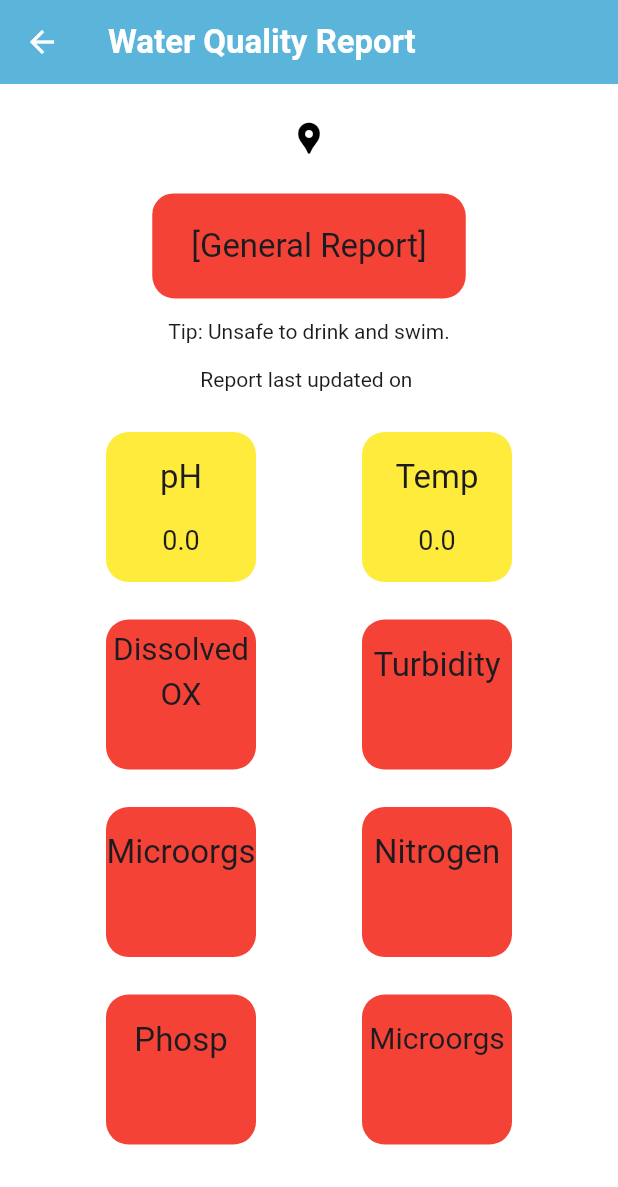
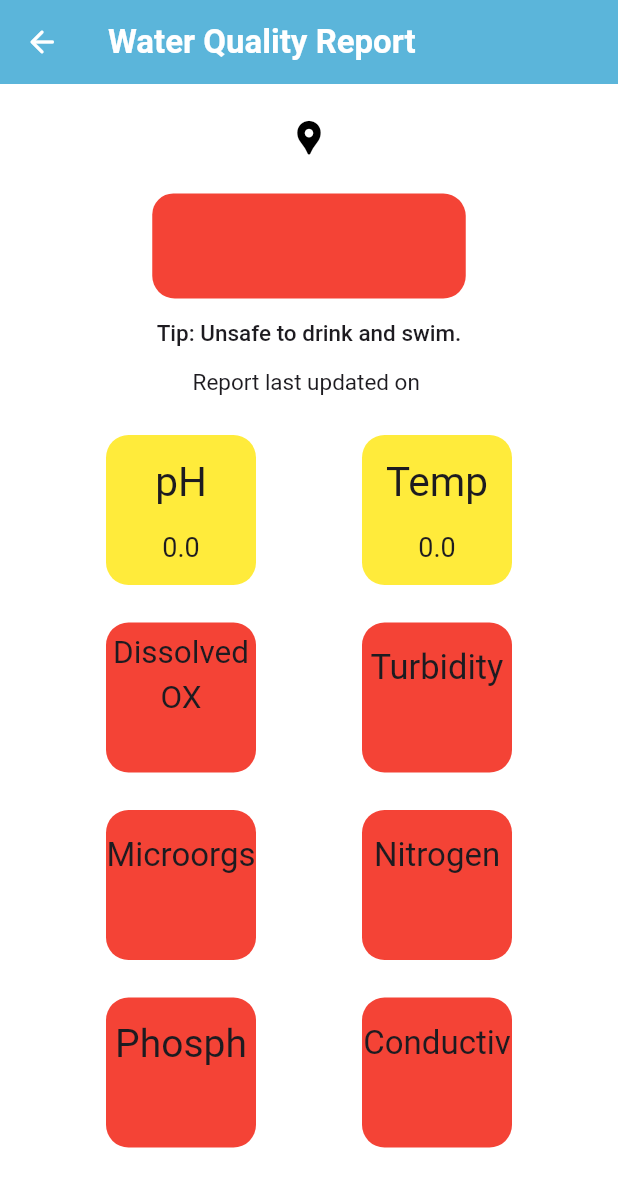
Before and after one commit to FEUP-LEIC-ES-2023-24/2LEIC03T3, a Flutter app: the WaterReportScreen screen opened directly with empty values, on a phone screen of 412 x 824 dp. Shown: the top 1187 px of the screen. Run offline on Flutter 3.47's test engine with Material 3 defaults, Android fonts, the phone set to English and light mode, and no system bars; our stand-ins replace cloud_firestore, firebase_core, google_maps_flutter, location; accounts and stored records are empty; Roboto replaces fonts that are missing (Poppins, Readex Pro).

Commit message:
updated parameters of water report + made minor design changes to report screen

```diff
--- a/lib/firebase_parse.dart
+++ b/lib/firebase_parse.dart
@@ -1,4 +1,5 @@
 import 'package:cloud_firestore/cloud_firestore.dart';
+import 'package:intl/intl.dart';
 
 class WaterResource {
   final String location;
@@ -13,6 +14,8 @@ class WaterResource {
   final bool potable;
   final String coordinates;
   final String date;
+  final String generalreport;
+  final String conductivity;
 
   WaterResource({
     required this.location,
@@ -27,7 +30,8 @@ class WaterResource {
     required this.potable,
     required this.coordinates,
     required this.date,
-
+    required this.generalreport,
+    required this.conductivity,
   });
 }
 
@@ -48,7 +52,9 @@ Future<List<WaterResource>> getAllWaterResources() async {
       swimmingSuitable: data['swimming_suitable'],
       potable: data['potable'],
       coordinates: data['coordinates'],
-      date: data['last_change'].toDate().toString(),
+      date: DateFormat('yyyy-MM-dd HH:mm:ss').format(data['last_change'].toDate()),
+      generalreport: data['general_report'],
+      conductivity: data['conductivity'],
     );
   }).toList();
 }
--- a/lib/mapSample.dart
+++ b/lib/mapSample.dart
@@ -67,6 +67,7 @@ class _MapPageState extends State<MapPage> {
                   color: Colors.white,
                   fontSize: 22,
                   fontWeight: FontWeight.w600,
+                  fontFamily: 'Poppins',
                 ),
               ),
               backgroundColor: const Color(0xFF5bb5da),
--- a/lib/screens/WaterReport.dart
+++ b/lib/screens/WaterReport.dart
@@ -52,7 +52,7 @@ class _WaterReportScreenState extends State<WaterReportScreen> {
           automaticallyImplyLeading: false,
           leading: IconButton(
             icon: const Icon(
-              Icons.arrow_back,
+              Icons.arrow_back_rounded,
               color: Colors.white,
               size: 24,
             ),
@@ -94,7 +94,7 @@ class _WaterReportScreenState extends State<WaterReportScreen> {
                         icon: const Icon(
                           Icons.location_pin,
                           color: Colors.black, // replace with your color
-                          size: 25,
+                          size: 27,
                         ),
                         onPressed: () {
                           print('IconButton pressed ...');
@@ -105,9 +105,9 @@ class _WaterReportScreenState extends State<WaterReportScreen> {
                       widget.resource.location,
                       style: const TextStyle(
                         fontFamily: 'Poppins',
-                        fontSize: 14,
+                        fontSize: 17,
                         letterSpacing: 0,
-                        fontWeight: FontWeight.w400,
+                        fontWeight: FontWeight.w600,
                       ),
                     ),
                   ],
@@ -133,15 +133,16 @@ class _WaterReportScreenState extends State<WaterReportScreen> {
                                 topRight: Radius.circular(15),
                               ),
                             ),
-                            child: const Align(
-                              alignment: AlignmentDirectional(0, 0),
+                            child: Align(
+                              alignment: const AlignmentDirectional(0, 0),
                               child: Text(
-                                '[General Report]',
+                                widget.resource.generalreport,
                                 textAlign: TextAlign.center,
-                                style: TextStyle(
+                                style: const TextStyle(
                                   fontFamily: 'Readex Pro',
-                                  fontSize: 22,
+                                  fontSize: 27,
                                   letterSpacing: 0,
+                                  fontWeight: FontWeight.w600,
                                 ),
                               ),
                             ),
@@ -151,8 +152,10 @@ class _WaterReportScreenState extends State<WaterReportScreen> {
                             child: Text(
                               'Tip: ${getTip(widget.resource)}',
                               style: const TextStyle(
-                                fontFamily: 'Readex Pro',
+                                fontFamily: 'Poppins',
                                 letterSpacing: 0,
+                                fontSize: 15,
+                                fontWeight: FontWeight.w500
                               ),
                             ),
                           ),
@@ -161,8 +164,9 @@ class _WaterReportScreenState extends State<WaterReportScreen> {
                             child: Text(
                               'Report last updated on ${widget.resource.date}',
                               style: const TextStyle(
-                                fontFamily: 'Readex Pro',
+                                fontFamily: 'Poppins',
                                 letterSpacing: 0,
+                                fontSize: 15,
                               ),
                             ),
                           ),
@@ -209,7 +213,7 @@ class _WaterReportScreenState extends State<WaterReportScreen> {
                                             'pH',
                                             style: TextStyle(
                                   fontFamily: 'Readex Pro',
-                                  fontSize: 22,
+                                  fontSize: 27,
                                   letterSpacing: 0,
                                 ),
                                           ),
@@ -253,7 +257,7 @@ class _WaterReportScreenState extends State<WaterReportScreen> {
                                             'Temp',
                                             style: TextStyle(
                                   fontFamily: 'Readex Pro',
-                                  fontSize: 22,
+                                  fontSize: 27,
                                   letterSpacing: 0,
                                 ),
                                           ),
@@ -351,7 +355,7 @@ class _WaterReportScreenState extends State<WaterReportScreen> {
                                             'Turbidity',
                                             style: TextStyle(
                                   fontFamily: 'Readex Pro',
-                                  fontSize: 22,
+                                  fontSize: 23,
                                   letterSpacing: 0,
                                 ),
                                           ),
@@ -499,10 +503,10 @@ class _WaterReportScreenState extends State<WaterReportScreen> {
                                             alignment:
                                                 AlignmentDirectional(0, -1),
                                             child: Text(
-                                            'Phosp',
+                                            'Phosph',
                                             style: TextStyle(
                                   fontFamily: 'Readex Pro',
-                                  fontSize: 22,
+                                  fontSize: 26,
                                   letterSpacing: 0,
                                 ),
                                           ),
@@ -525,7 +529,7 @@ class _WaterReportScreenState extends State<WaterReportScreen> {
                                       width: 100,
                                       height: 100,
                                       decoration: BoxDecoration(
-                                        color: getBacteriaColor(widget.resource.bacteriaLevels),
+                                        color: getConductivityColor(widget.resource.conductivity),
                                         borderRadius: const BorderRadius.only(
                                           bottomLeft: Radius.circular(15),
                                           bottomRight: Radius.circular(15),
@@ -542,10 +546,10 @@ class _WaterReportScreenState extends State<WaterReportScreen> {
                                             alignment:
                                                 AlignmentDirectional(0, -1),
                                             child: Text(
-                                            'Microorgs',
+                                            'Conductiv',
                                             style: TextStyle(
                                   fontFamily: 'Readex Pro',
-                                  fontSize: 20,
+                                  fontSize: 22,
                                   letterSpacing: 0,
                                 ),
                                           ),
@@ -553,7 +557,7 @@ class _WaterReportScreenState extends State<WaterReportScreen> {
                                         Align(
                                           alignment: const AlignmentDirectional(0, 1),
                                           child: Text(
-                                            widget.resource.bacteriaLevels,
+                                            widget.resource.conductivity,
                                             style: const TextStyle(
                                   fontFamily: 'Readex Pro',
                                   fontSize: 18,
@@ -654,6 +658,16 @@ Color getPhosphorusColor(String phosphorus) {
   }
 }
 
+Color getConductivityColor(String conductivity) {
+  if (conductivity == 'Low') {
+    return Colors.green;
+  } else if (conductivity == 'Moderate') {
+    return Colors.yellow;
+  } else {
+    return Colors.red;
+  }
+}
+
 Color getGeneralReportColor(WaterResource resource) {
   if (getPhColor(resource.ph ?? 0) == Colors.red ||
       getTempColor(resource.temperature ?? 0) == Colors.red ||
```
